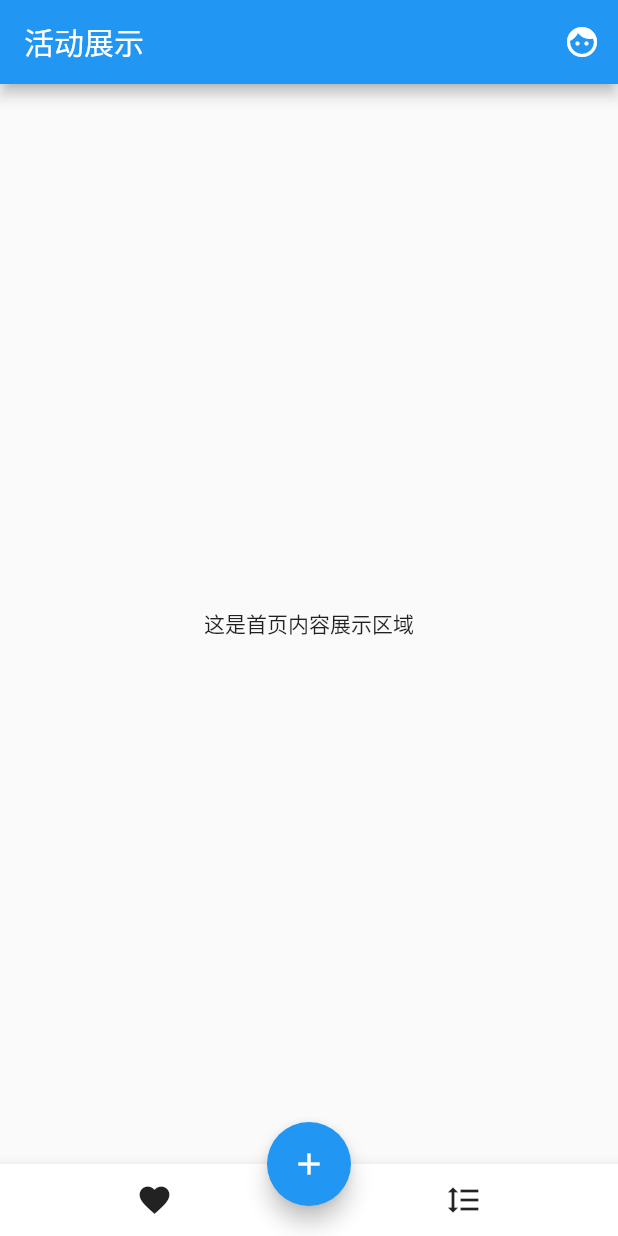
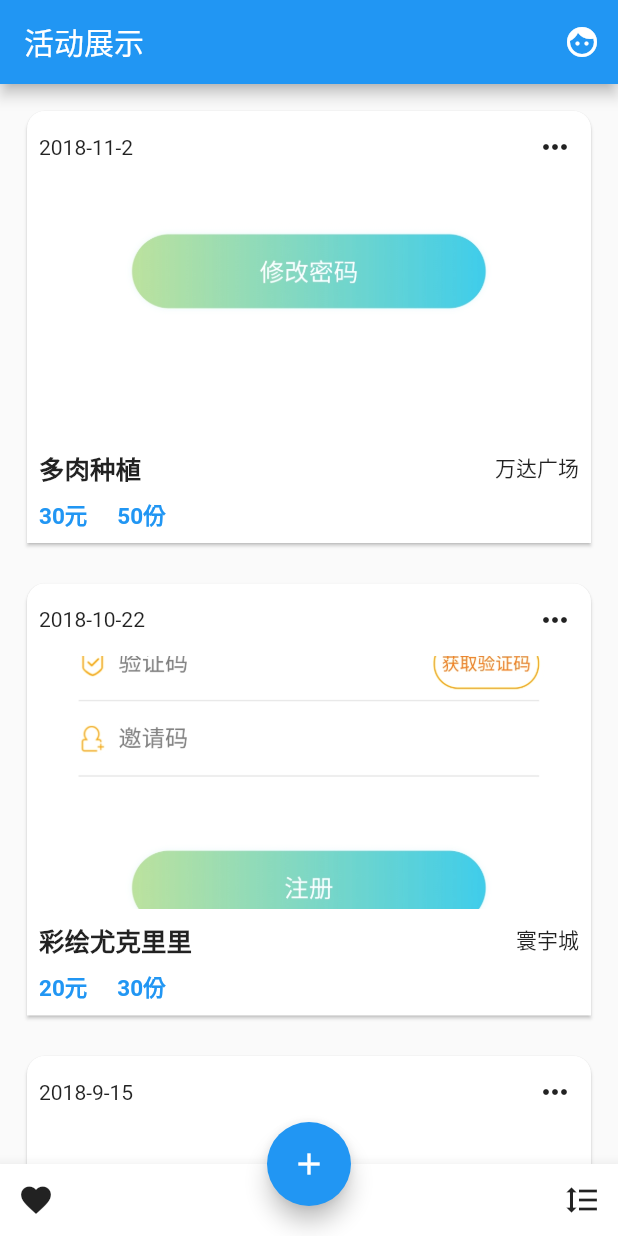
Before and after one commit to moxiang9376/flutter_study, a Flutter app: the screen it shows after launch, on a phone screen of 412 x 824 dp. Run offline on Flutter 3.47's test engine with Material 2 defaults, Android fonts, the phone set to English and light mode, and no system bars.

Commit message:
2020.5.26 --2

```diff
--- a/lib/main.dart
+++ b/lib/main.dart
@@ -1,15 +1,19 @@
 import 'package:flutter/material.dart';
 import 'package:test1/pages/home_page.dart';
 
-void main() => runApp(new MyApp()); //main函数是程序的主入口
+
+void main() => runApp(new MyApp());//main函数是程序的主入口
 
 class MyApp extends StatelessWidget {
   @override
   Widget build(BuildContext context) {
     //返回一个material规范的app
     return new MaterialApp(
-        title: 'Welcome to Flutter', //打开任务管理器的时候显示的名字
-        theme: new ThemeData(primarySwatch: Colors.blue),
-        home: new HomePage());
+      title: 'Activity Record',//这个title是你打开任务管理器的时候显示的名字
+      theme: new ThemeData(
+        primarySwatch: Colors.blue,
+      ),
+      home: new HomePage(),
+    );
   }
 }
--- /dev/null
+++ b/lib/model/diy_project.dart
@@ -0,0 +1,55 @@
+/*
+diy项目类，说明diy项目的对象属性
+*/
+
+class DiyProject {
+  int _id; //项目id
+  String _name; //项目名字
+  String _date; //项目时间
+  String _place; //项目地点
+  String _contact; //项目联系人
+  String _imagePath; //项目照片地址
+
+  int _singlePrice; //项目单价
+  int _nums; //项目份数
+  int _totalAmount; //项目总价
+  int _itemCost; //物料成本
+  int _laborCost; //人员成本
+  int _profit; //项目利润
+
+  bool _isCheckOut; //钱款是否结清
+
+  //活动项目构造函数
+  DiyProject(
+    this._name,
+    this._date,
+    this._place,
+    this._contact,
+    this._imagePath,
+    this._singlePrice,
+    this._nums,
+    this._totalAmount,
+    this._itemCost,
+    this._laborCost,
+    this._profit,
+    this._isCheckOut,
+  );
+
+  /*
+  下面是获取活动项目各属性值得方法
+  */
+  String get name => _name;
+  String get date => _date;
+  String get place => _place;
+  String get contact => _contact;
+  String get imagePath => _imagePath;
+
+  int get id => _id;
+  int get singlePrcie => _singlePrice;
+  int get nums => _nums;
+  int get totalAmount => _totalAmount;
+  int get itemCost => _itemCost;
+  int get laborCost => _laborCost;
+  int get profit => _profit;
+  bool get isCheckOut => _isCheckOut;
+}
--- a/lib/pages/home_page.dart
+++ b/lib/pages/home_page.dart
@@ -1,16 +1,11 @@
 import 'package:flutter/material.dart';
-
+import 'package:test1/model/diy_project.dart';
+import 'package:test1/ui/diy_list_show.dart';
 import 'diy_add_dialog.dart';
 
 /*
 这是首页，包含标题栏、底部导航栏和浮动按钮
 因为
- */
-
-/*
-    先声明一个有状态的widget
-    再通过createState()调用HomePageState类
-    HomePageState生成一个名字叫HomePage的State
  */
 class HomePage extends StatefulWidget {
   @override
@@ -20,25 +15,38 @@ class HomePage extends StatefulWidget {
 class HomePageState extends State<HomePage> {
   final _title = '活动展示'; //appBar标题，前置下划线表示该成员变量类内可见
 
+  //初始化三个项目数据
+  List<DiyProject> _diyProjects = [
+    new DiyProject('多肉种植', '2018-11-2', '万达广场', '苏苏', 'images/1.jpg', 30, 50,
+        1500, 500, 300, 700, false),
+    new DiyProject('彩绘尤克里里', '2018-10-22', '寰宇城', '盼盼', 'images/2.jpg', 20, 30,
+        600, 500, 500, 1500, false),
+    new DiyProject('小饼干制作', '2018-9-15', '滨江新城', '磊磊', 'images/3.jpg', 40, 50,
+        2000, 600, 200, 800, false),
+  ];
+
   @override
   Widget build(BuildContext context) {
     return new Scaffold(
       //标题栏，包含一个标题和一个图标按钮
       appBar: new AppBar(
         title: new Text(_title),
-        //图标，onPressed是绑定的点击事件
         actions: <Widget>[
           new IconButton(icon: new Icon(Icons.face), onPressed: () {})
         ],
       ),
-      //中间区域内容
-      body: new Center(
-        child: new Text('这是首页内容展示区域'),
+      body: new ListView.builder(
+        itemCount: 3,
+        itemBuilder: (context, index) {
+          return new DiyListShow(
+            diyItem: _diyProjects[index],
+          );
+        },
       ),
-      //底部导航栏
       bottomNavigationBar: new BottomAppBar(
         child: Row(
-        mainAxisAlignment: MainAxisAlignment.spaceAround,
+          //将横布局下的子控件按照头尾的方式摆放
+          mainAxisAlignment: MainAxisAlignment.spaceBetween,
           children: <Widget>[
             new IconButton(
               icon: new Icon(Icons.favorite),
@@ -49,26 +57,19 @@ class HomePageState extends State<HomePage> {
               onPressed: () {},
             )
           ],
-      )
-
-
         ),
-      //右下角添加按钮
+      ),
       floatingActionButtonLocation: FloatingActionButtonLocation.centerDocked,
       floatingActionButton: new FloatingActionButton(
         onPressed: () {
-          openAdd(context);
+          Navigator.of(context).push(
+            new MaterialPageRoute(builder: (context) {
+              return new DiyAddDialog();
+            }),
+          );
         },
         child: new Icon(Icons.add),
       ),
     );
   }
 }
-
-Function openAdd(BuildContext context) {
-  Navigator.of(context).push(
-    new MaterialPageRoute(builder: (context) {
-      return new DiyAddDialog();
-    }),
-  );
-}
--- /dev/null
+++ b/lib/ui/diy_list_show.dart
@@ -0,0 +1,110 @@
+
+import 'package:flutter/material.dart';
+import 'package:test1/model/diy_project.dart';
+
+class DiyListShow extends StatefulWidget {
+  //将项目对象作为参数配置给DiyListShow的构造函数
+  DiyListShow({Key key, this.diyItem}) : super(key: key);
+  DiyProject diyItem;
+  @override
+  State<StatefulWidget> createState() => new DiyListShowState();
+}
+
+class DiyListShowState extends State<DiyListShow> {
+  @override
+  Widget build(BuildContext context) {
+    //card第一行时间和预留按钮菜单
+    Widget _rowTime() {
+      return new Container(
+        //设置距离左边8.0的内间距
+        padding: const EdgeInsets.only(left: 8.0),
+        child: new Row(
+          //表示两个子空间头尾分布
+          mainAxisAlignment: MainAxisAlignment.spaceBetween,
+          children: <Widget>[
+            new Text(widget.diyItem.date),
+            new IconButton(
+              icon: new Icon(Icons.more_horiz),
+              onPressed: () {},
+            )
+          ],
+        ),
+      );
+    }
+
+    //card第三行名称和地点
+    Widget _rowNameAndPlace() {
+      return new Container(
+        padding: const EdgeInsets.all(8.0),
+        child: new Row(
+          mainAxisAlignment: MainAxisAlignment.spaceBetween,
+          children: <Widget>[
+            new Text(widget.diyItem.name,
+                style:
+                    new TextStyle(fontSize: 17.0, fontWeight: FontWeight.bold)),
+            new Text(widget.diyItem.place),
+          ],
+        ),
+      );
+    }
+
+    //进行card里的内容组合
+    Widget _diyContentShow() {
+      return Container(
+        height: 288.0,
+        child: new Column(
+          children: <Widget>[
+            _rowTime(),
+            //使用expanded将填充控件的剩余空间
+            new Expanded(
+                //flex代表这个控件在父控件里的范围比例，默认是1，这里表示在高度288的容器里，图片会填满剩余的所有空间
+                flex: 3,
+                child: new Image.asset(
+                  widget.diyItem.imagePath,
+                  fit: BoxFit.cover,
+                  width: 400.0,
+                )),
+            _rowNameAndPlace(),
+            new Padding(
+              padding: const EdgeInsets.fromLTRB(8.0, 0.0, 8.0, 8.0),
+              child: new Row(
+                children: <Widget>[
+                  new Text(
+                    '${widget.diyItem.singlePrcie.toString()}元',
+                    style: new TextStyle(
+                        fontSize: 15.0,
+                        color: Theme.of(context).primaryColor,
+                        fontWeight: FontWeight.bold),
+                  ),
+                  new SizedBox(
+                    width: 20.0,
+                  ),
+                  new Text(
+                    '${widget.diyItem.nums.toString()}份',
+                    style: new TextStyle(
+                        fontSize: 15.0,
+                        color: Theme.of(context).primaryColor,
+                        fontWeight: FontWeight.bold),
+                  )
+                ],
+              ),
+            )
+          ],
+        ),
+      );
+    }
+
+    //将整个项目展示内容包裹在card里
+    return new Card(
+      margin: const EdgeInsets.fromLTRB(18.0, 18.0, 18.0, 9.0), //设置外边距18
+      //card形状设置顶部圆形弧度12，底部没有
+      shape: RoundedRectangleBorder(
+          borderRadius: BorderRadius.vertical(top: Radius.circular(12.0))),
+      //inkwell是一个带水波纹触摸效果的控件，预留点击回调作为以后点击响应事件
+      child: new InkWell(
+        onTap: () {},
+        child: _diyContentShow(),
+      ),
+    );
+  }
+}
```
Also changed, not shown: pubspec.yaml (+6 -3 lines), images/1.jpg (added), images/2.jpg (added), images/3.jpg (added), images/4.jpg (added). Lines whose indentation alone changed are shown as unchanged.
